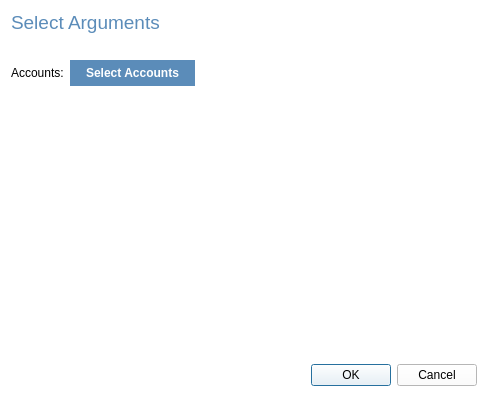
Before: the Qt Designer form ui/List_Arguments_Dialog.ui in DaniCaballero/ide, drawn with Qt 5.
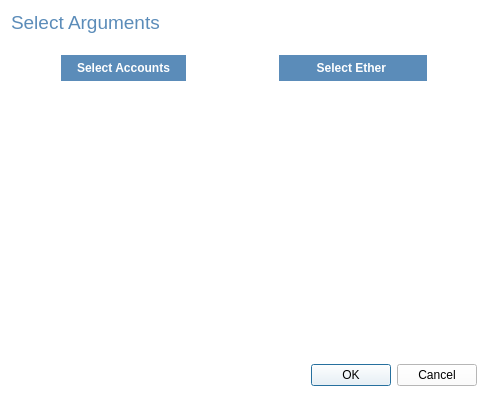
After: the same form once the commit is applied.

Commit message: select ether denomination window added

```diff
--- a/ui/List_Arguments_Dialog.ui
+++ b/ui/List_Arguments_Dialog.ui
@@ -26,18 +26,23 @@
    </item>
    <item>
     <layout class="QHBoxLayout" name="horizontalLayout_2">
+     <property name="leftMargin">
+      <number>50</number>
+     </property>
      <property name="topMargin">
-      <number>20</number>
+      <number>15</number>
      </property>
-     <item>
-      <widget class="QLabel" name="label_2">
-       <property name="text">
-        <string>Accounts:</string>
-       </property>
-      </widget>
-     </item>
+     <property name="rightMargin">
+      <number>50</number>
+     </property>
      <item>
       <widget class="QPushButton" name="select_accounts_btn">
+       <property name="sizePolicy">
+        <sizepolicy hsizetype="Fixed" vsizetype="Fixed">
+         <horstretch>0</horstretch>
+         <verstretch>0</verstretch>
+        </sizepolicy>
+       </property>
        <property name="styleSheet">
         <string notr="true">padding: 5px 15px;
 border: 1px solid #5b8cb9;
@@ -57,12 +62,38 @@
        </property>
        <property name="sizeHint" stdset="0">
         <size>
-         <width>198</width>
-         <height>20</height>
+         <width>102</width>
+         <height>17</height>
         </size>
        </property>
       </spacer>
      </item>
+     <item>
+      <widget class="QPushButton" name="select_ether_btn">
+       <property name="sizePolicy">
+        <sizepolicy hsizetype="Fixed" vsizetype="Fixed">
+         <horstretch>0</horstretch>
+         <verstretch>0</verstretch>
+        </sizepolicy>
+       </property>
+       <property name="minimumSize">
+        <size>
+         <width>148</width>
+         <height>0</height>
+        </size>
+       </property>
+       <property name="styleSheet">
+        <string notr="true">padding: 5px 15px;
+border: 1px solid #5b8cb9;
+background-color: #5b8cb9;
+color: white;
+font-weight: bold;</string>
+       </property>
+       <property name="text">
+        <string>Select Ether </string>
+       </property>
+      </widget>
+     </item>
     </layout>
    </item>
    <item>
@@ -79,7 +110,7 @@
         <x>0</x>
         <y>0</y>
         <width>466</width>
-        <height>241</height>
+        <height>246</height>
        </rect>
       </property>
       <layout class="QHBoxLayout" name="horizontalLayout">
```
The commit also changes 8 other files.
